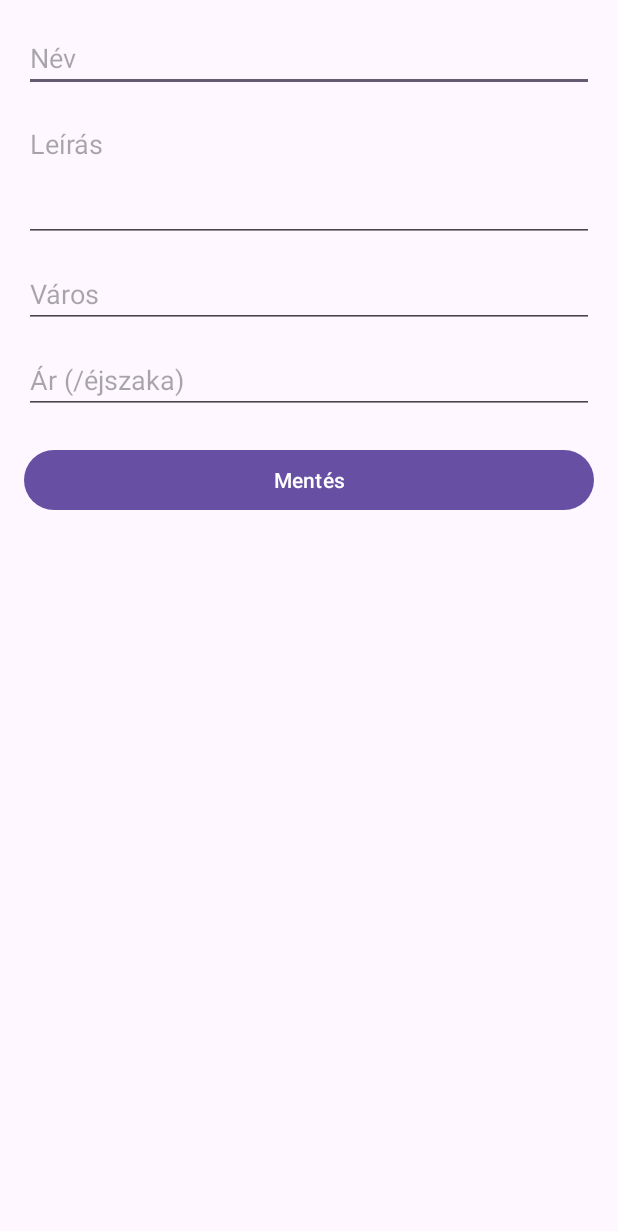
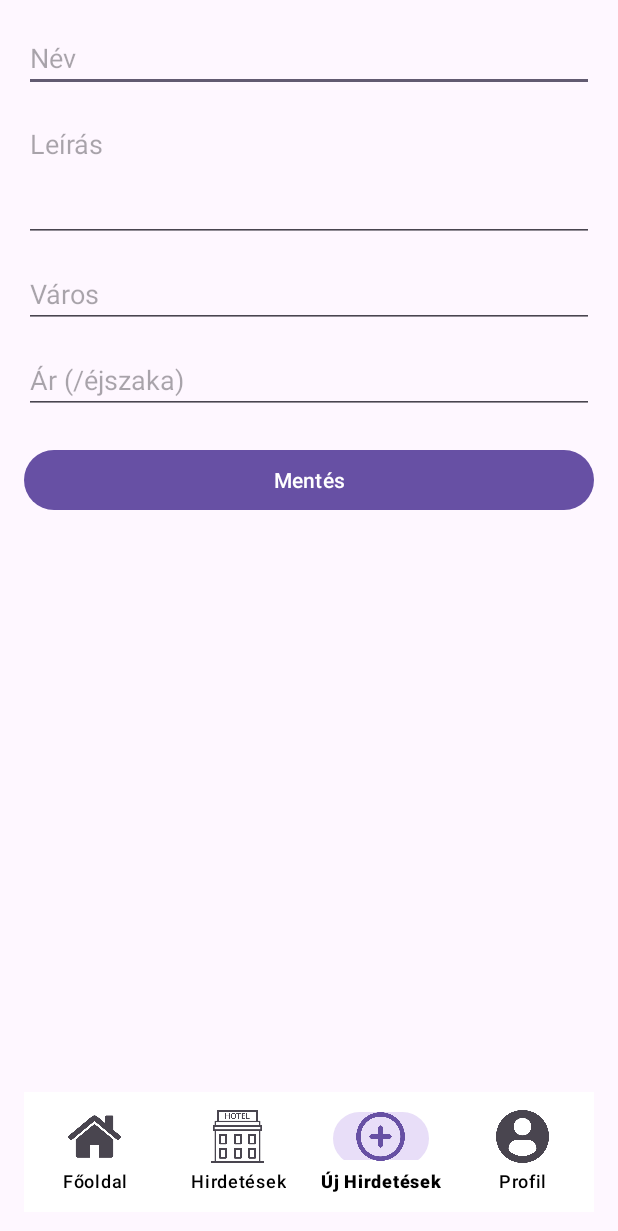
Before and after one commit to Szabolcs11/szallasapp, an Android app: the NewHotelActivity screen opened directly, with no data from a screen before it, on a phone screen of 412 x 824 dp. Shown: the top 1231 px of the screen. Run offline under Robolectric (Android 15) with nearby library versions, the phone set to English and light mode, and no system bars; our stand-ins replace Firebase (no records; nobody signed in at launch, a user with empty details on screens opened directly).

Commit message:
Adding incons to navbar

```diff
--- a/app/src/main/java/com/example/szallasapp/HotelsActivity.java
+++ b/app/src/main/java/com/example/szallasapp/HotelsActivity.java
@@ -72,6 +72,9 @@ public class HotelsActivity extends AppCompatActivity {
             } else if (itemId == R.id.nav_profile) {
                 startActivity(new Intent(this, ProfileActivity.class));
                 return true;
+            } else if (itemId == R.id.nav_newhotel) {
+                startActivity(new Intent(this, NewHotelActivity.class));
+                return true;
             } else {
                 return false;
             }
--- a/app/src/main/java/com/example/szallasapp/ProfileActivity.java
+++ b/app/src/main/java/com/example/szallasapp/ProfileActivity.java
@@ -60,6 +60,9 @@ public class ProfileActivity extends AppCompatActivity {
             } else if (itemId == R.id.nav_profile) {
                 startActivity(new Intent(this, ProfileActivity.class));
                 return true;
+            } else if (itemId == R.id.nav_newhotel) {
+                startActivity(new Intent(this, NewHotelActivity.class));
+                return true;
             } else {
                 return false;
             }
--- a/app/src/main/res/layout/activity_new_hotel.xml
+++ b/app/src/main/res/layout/activity_new_hotel.xml
@@ -1,13 +1,24 @@
 <?xml version="1.0" encoding="utf-8"?>
-<ScrollView xmlns:android="http://schemas.android.com/apk/res/android"
+<androidx.constraintlayout.widget.ConstraintLayout
+    xmlns:android="http://schemas.android.com/apk/res/android"
+    xmlns:app="http://schemas.android.com/apk/res-auto"
     android:layout_width="match_parent"
     android:layout_height="match_parent"
     android:padding="16dp">
 
+    <ScrollView
+        android:id="@+id/scrollView"
+        android:layout_width="0dp"
+        android:layout_height="0dp"
+        app:layout_constraintTop_toTopOf="parent"
+        app:layout_constraintBottom_toTopOf="@id/bottomNavigation"
+        app:layout_constraintStart_toStartOf="parent"
+        app:layout_constraintEnd_toEndOf="parent">
+
         <LinearLayout
-        android:orientation="vertical"
             android:layout_width="match_parent"
-        android:layout_height="wrap_content">
+            android:layout_height="wrap_content"
+            android:orientation="vertical">
 
             <EditText
                 android:id="@+id/editHotelName"
@@ -47,5 +58,22 @@
                 android:layout_height="wrap_content"
                 android:text="Mentés"
                 android:layout_marginTop="20dp" />
+
         </LinearLayout>
     </ScrollView>
+
+    <com.google.android.material.bottomnavigation.BottomNavigationView
+        android:id="@+id/bottomNavigation"
+        android:layout_width="0dp"
+        android:layout_height="wrap_content"
+        android:background="@android:color/white"
+        app:itemIconTint="@null"
+        app:itemIconSize="35dp"
+        app:itemTextColor="#000"
+        app:menu="@menu/bottom_nav_menu"
+        app:labelVisibilityMode="labeled"
+        app:layout_constraintBottom_toBottomOf="parent"
+        app:layout_constraintStart_toStartOf="parent"
+        app:layout_constraintEnd_toEndOf="parent" />
+
+</androidx.constraintlayout.widget.ConstraintLayout>
--- a/app/src/main/res/menu/bottom_nav_menu.xml
+++ b/app/src/main/res/menu/bottom_nav_menu.xml
@@ -4,23 +4,23 @@
 
     <item
         android:id="@+id/nav_home"
-        android:icon="@drawable/ic_home"
+        android:icon="@drawable/home"
         android:title="Főoldal"/>
 
     <item
         android:id="@+id/nav_hotels"
-        android:icon="@drawable/ic_home"
+        android:icon="@drawable/hotel"
         android:title="Hirdetések"
         />
 
     <item
         android:id="@+id/nav_newhotel"
-        android:icon="@drawable/ic_home"
+        android:icon="@drawable/add"
         android:title="Új Hirdetések"
         />
 
     <item
         android:id="@+id/nav_profile"
-        android:icon="@drawable/ic_home"
+        android:icon="@drawable/profile"
         android:title="Profil" />
 </menu>
```
Also changed, not shown: app/src/main/java/com/example/szallasapp/NewHotelActivity.java (+23 -0 lines), app/src/main/res/drawable/add.png (added), app/src/main/res/drawable/home.png (added), app/src/main/res/drawable/hotel.png (added), app/src/main/res/drawable/profile.png (added). Lines whose indentation alone changed are shown as unchanged.
